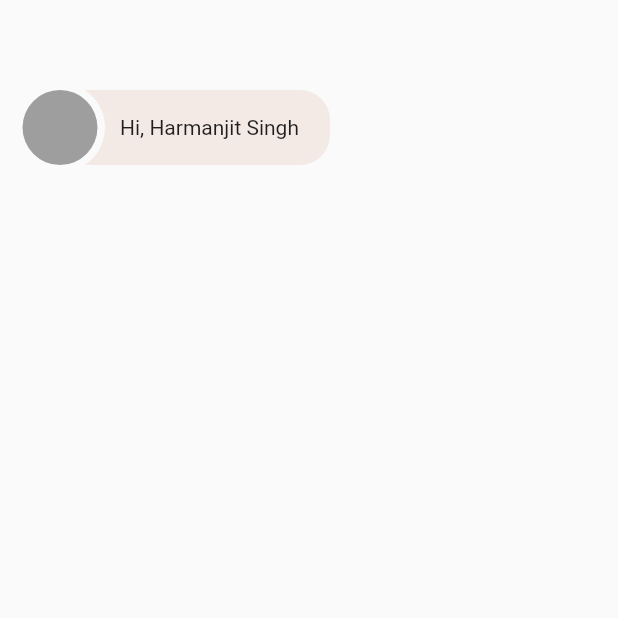
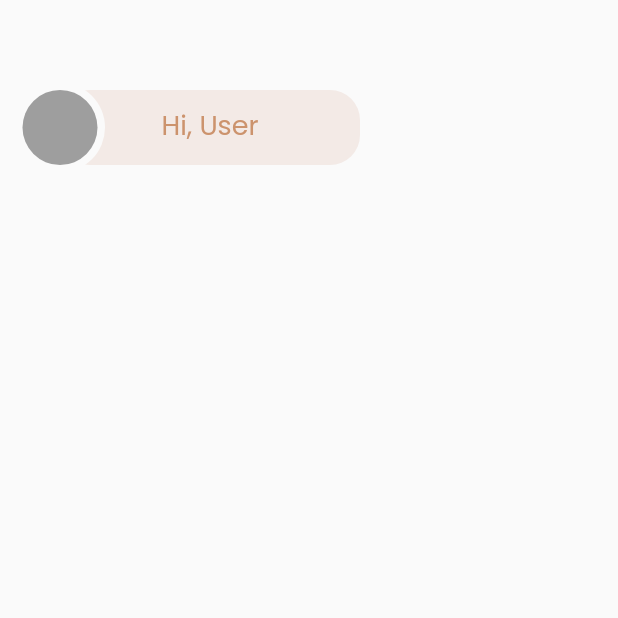
Before and after one commit to Harmanjit14/Minimal-ToDo, a Flutter app: the screen it shows after launch, on a phone screen of 412 x 824 dp, the top half of it. Run offline on Flutter 3.47's test engine with Material 2 defaults, Android fonts, the phone set to English and light mode, and no system bars; our stand-ins replace get, google_fonts.

Commit message:
name Wid

```diff
--- a/lib/constants/colorFile.dart
+++ b/lib/constants/colorFile.dart
@@ -2,4 +2,5 @@ import 'package:flutter/material.dart';
 
 class ColorFile {
   Color skinLight = Color(0xffF3EAE6);
+  Color gold = Color(0xffCC936D);
 }
--- /dev/null
+++ b/lib/models/export_mods.dart
@@ -0,0 +1 @@
+export 'user.dart';
--- /dev/null
+++ b/lib/models/user.dart
@@ -0,0 +1,7 @@
+import 'package:get/get.dart';
+
+UserModel user = new UserModel();
+
+class UserModel extends GetxController {
+  RxString name = "User".obs;
+}
--- a/lib/screens/screenA.dart
+++ b/lib/screens/screenA.dart
@@ -1,5 +1,6 @@
 import 'package:flutter/material.dart';
 import 'package:todo/constants/colorFile.dart';
+import 'package:todo/wids/export_wids.dart';
 
 class ScreenA extends StatefulWidget {
   ScreenA({Key? key}) : super(key: key);
@@ -43,47 +44,7 @@ class _ScreenAState extends State<ScreenA> {
           shrinkWrap: false,
           slivers: [
             SliverToBoxAdapter(
-              child: Container(
-                padding: EdgeInsets.only(left: 10),
-                alignment: Alignment.centerLeft,
-                child: Container(
-                  height: 70,
-                  child: Stack(
-                    alignment: Alignment.centerLeft,
-                    children: [
-                      Container(
-                        padding: EdgeInsets.only(left:10),
-                        height: 50,
-                        color: Colors.grey[50],
-                        child: Container(
-                          alignment: Alignment.centerLeft,
-                          padding: EdgeInsets.only(left: 60),
-                          height: 50,
-                          width: 200,
-                          decoration: BoxDecoration(
-                            color: color.skinLight,
-                            borderRadius: BorderRadius.circular(20)
-                          ),
-                          child: Text("Hi, Harmanjit Singh"),
-                        ),
-                      ),
-                      Container(
-                        alignment: Alignment.center,
-                        height: 60,
-                        width: 60,
-                        child: CircleAvatar(
-                          radius: 25,
-                          backgroundColor: Colors.grey,
-                        ),
-                        decoration: BoxDecoration(
-                          shape: BoxShape.circle,
-                          color: Colors.grey[50],
-                        ),
-                      )
-                    ],
-                  ),
-                ),
-              ),
+              child:NameWid(),
             ),
           ],
         ),
--- /dev/null
+++ b/lib/wids/export_wids.dart
@@ -0,0 +1 @@
+export 'nameWid.dart';
--- /dev/null
+++ b/lib/wids/nameWid.dart
@@ -0,0 +1,63 @@
+import 'package:flutter/material.dart';
+import 'package:google_fonts/google_fonts.dart';
+import 'package:todo/constants/colorFile.dart';
+import 'package:todo/models/export_mods.dart';
+
+class NameWid extends StatelessWidget {
+  NameWid({Key? key}) : super(key: key);
+  final color = new ColorFile();
+
+  @override
+  Widget build(BuildContext context) {
+    return Container(
+      height: 70,
+        width: 300,
+      padding: EdgeInsets.only(left: 10),
+      alignment: Alignment.centerLeft,
+      child: Stack(
+        alignment: Alignment.centerLeft,
+        children: [
+          Container(
+            padding: EdgeInsets.only(left: 10),
+            height: 50,
+            width: 230,
+            color: Colors.grey[50],
+            child :Container(
+              alignment: Alignment.center,
+              margin: EdgeInsets.only(left: 20),
+              height: 50,
+              decoration: BoxDecoration(
+                  color: color.skinLight,
+                  borderRadius: BorderRadius.circular(20)),
+              child: Container(
+                padding: EdgeInsets.only(left:25, right: 25),
+                height: 30,
+                child: Text(
+                  "Hi, ${user.name.toString()}",
+                  style: GoogleFonts.poppins(
+                    color: color.gold,
+                    fontSize: 18,
+                  ),
+                  overflow: TextOverflow.clip,
+                ),
+              ),
+            ),
+          ),
+          Container(
+            alignment: Alignment.center,
+            height: 60,
+            width: 60,
+            child: CircleAvatar(
+              radius: 25,
+              backgroundColor: Colors.grey,
+            ),
+            decoration: BoxDecoration(
+              shape: BoxShape.circle,
+              color: Colors.grey[50],
+            ),
+          )
+        ],
+      ),
+    );
+  }
+}
```
